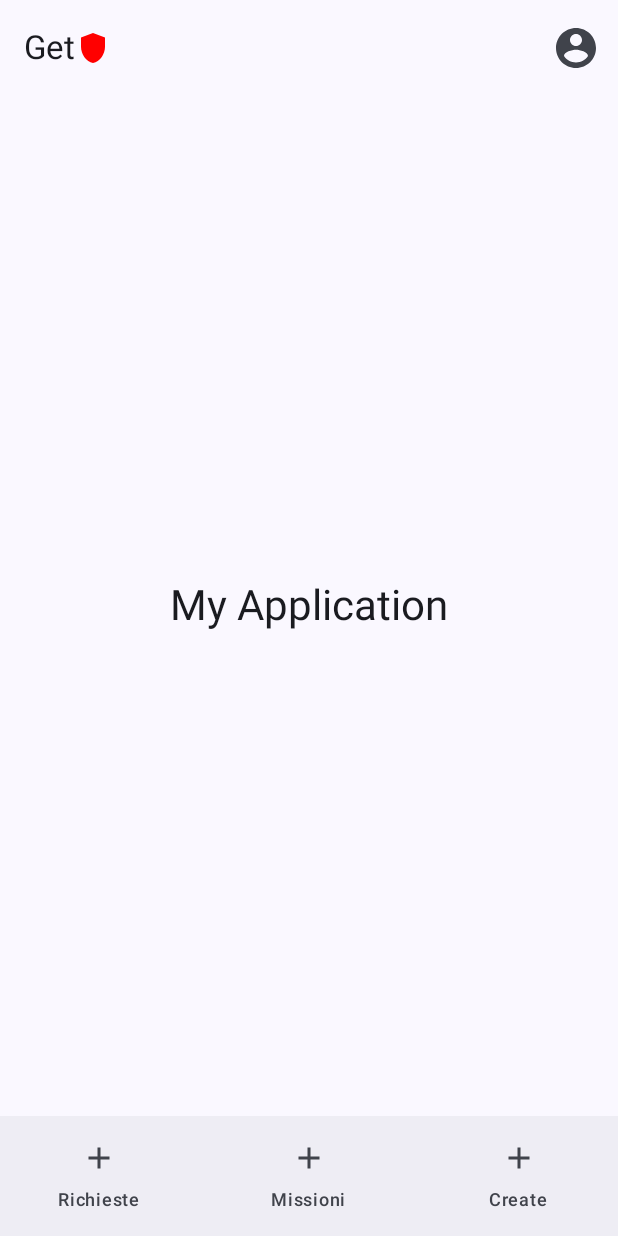
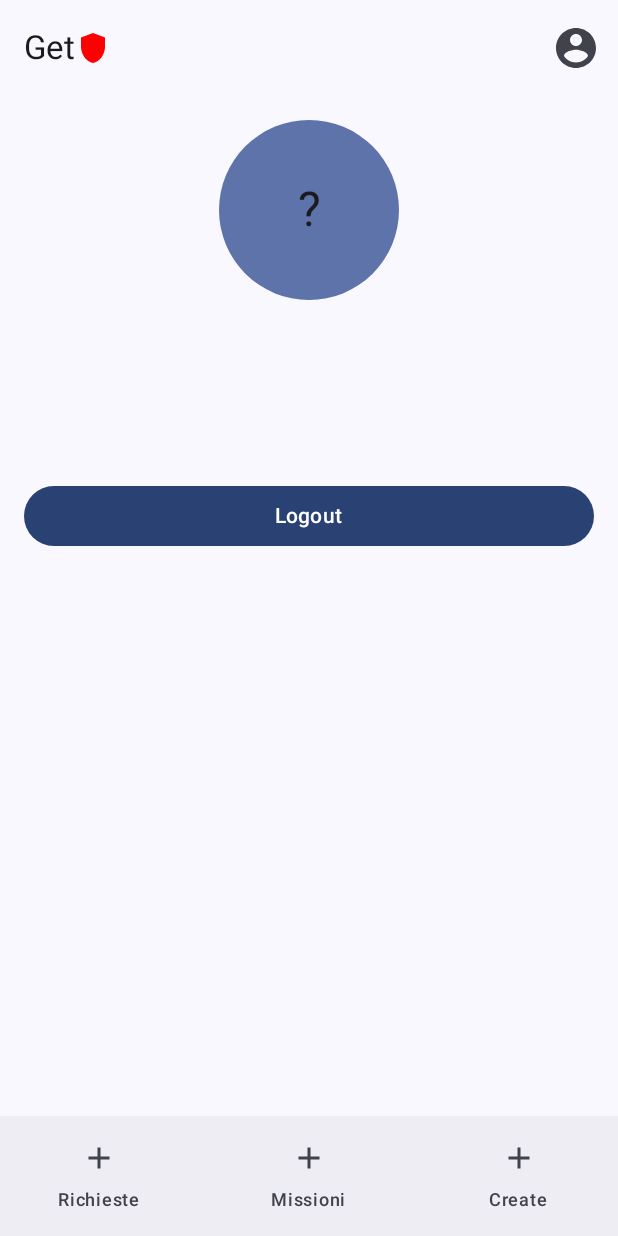
Before and after one commit to MattiaRocchi/GetRescued, an Android app built with Jetpack Compose: the ProfileScreen screen opened through its navigation route, on a phone screen of 412 x 824 dp. Run offline under Robolectric (Android 15) with nearby library versions, the phone set to English and light mode, and no system bars; our stand-ins replace Room's generated code.

Commit message:
CameraX.kt + Profile first implementation

```diff
--- a/app/src/main/java/com/example/myapplication/AppModule.kt
+++ b/app/src/main/java/com/example/myapplication/AppModule.kt
@@ -14,6 +14,7 @@ import com.example.myapplication.data.repositories.UserDaoRepository
 import com.example.myapplication.data.utils.Converters
 import com.example.myapplication.ui.add.AddRequestViewModel
 import com.example.myapplication.ui.login.LoginViewModel
+import com.example.myapplication.ui.profile.ProfileViewModel
 import com.example.myapplication.ui.registration.RegistrationViewModel
 import com.example.myapplication.ui.requests.RequestsViewModel
 
@@ -52,4 +53,6 @@ val appModule = module {
     viewModel { LoginViewModel(get(), get()) }
     viewModel { AddRequestViewModel(get()) } // get() → RequestDaoRepository
     viewModel { RequestsViewModel(get()) }   // get() → RequestDaoRepository
+    viewModel { ProfileViewModel(get(), get(),
+        get()) }
 }
--- a/app/src/main/java/com/example/myapplication/ui/Navigation.kt
+++ b/app/src/main/java/com/example/myapplication/ui/Navigation.kt
@@ -15,6 +15,7 @@ import com.example.myapplication.ui.add.AddRequestViewModel
 import com.example.myapplication.ui.login.LoginScreen
 import com.example.myapplication.ui.login.LoginViewModel
 import com.example.myapplication.ui.profile.ProfileScreen
+import com.example.myapplication.ui.profile.ProfileViewModel
 import com.example.myapplication.ui.registration.RegistrationScreen
 import com.example.myapplication.ui.registration.RegistrationViewModel
 import com.example.myapplication.ui.requests.RequestsScreen
@@ -71,7 +72,8 @@ fun GetRescuedNavGraph(
             AddRequestScreen(navController, AddRequestViewModel(db.requestDao()), userId = args.requestId)
         }
         composable<GetRescuedRoute.Profile> {
-            ProfileScreen(navController)
+            val viewModel: ProfileViewModel = koinViewModel()
+            ProfileScreen(navController, viewModel)
         }
         composable<GetRescuedRoute.Requests> {
             val context = LocalContext.current
--- a/app/src/main/java/com/example/myapplication/ui/profile/ProfileScreen.kt
+++ b/app/src/main/java/com/example/myapplication/ui/profile/ProfileScreen.kt
@@ -1,39 +1,115 @@
 package com.example.myapplication.ui.profile
 
+import androidx.compose.foundation.background
 import androidx.compose.foundation.layout.Arrangement
+import androidx.compose.foundation.layout.Box
 import androidx.compose.foundation.layout.Column
+import androidx.compose.foundation.layout.Spacer
 import androidx.compose.foundation.layout.fillMaxSize
+import androidx.compose.foundation.layout.fillMaxWidth
+import androidx.compose.foundation.layout.height
 import androidx.compose.foundation.layout.padding
+import androidx.compose.foundation.layout.size
+import androidx.compose.foundation.rememberScrollState
+import androidx.compose.foundation.shape.CircleShape
+import androidx.compose.foundation.verticalScroll
+import androidx.compose.material3.Button
 import androidx.compose.material3.MaterialTheme
 import androidx.compose.material3.Scaffold
 import androidx.compose.material3.Text
 import androidx.compose.runtime.Composable
+import androidx.compose.runtime.collectAsState
+import androidx.compose.runtime.getValue
 import androidx.compose.ui.Alignment
 import androidx.compose.ui.Modifier
+import androidx.compose.ui.draw.clip
 import androidx.compose.ui.res.stringResource
 import androidx.compose.ui.text.style.TextAlign
 import androidx.compose.ui.unit.dp
 import androidx.navigation.NavController
+import androidx.navigation.NavHostController
 import com.example.myapplication.R
 import com.example.myapplication.navigation.GetRescuedTopBar
+import com.example.myapplication.ui.GetRescuedRoute
 
 @Composable
-fun ProfileScreen(navController: NavController) {
-    Scaffold(
-    ) { paddingValues ->
-        Column(
+fun ProfileScreen(
+    navController: NavHostController,
+    viewModel: ProfileViewModel,
+
+) {
+
+    val name by viewModel.name.collectAsState()
+    val surname by viewModel.surname.collectAsState()
+    val email by viewModel.email.collectAsState()
+    val titleBadge by viewModel.titleBadge.collectAsState()
+
+    Column(
+        modifier = Modifier
+            .fillMaxSize()
+            .verticalScroll(rememberScrollState())
+            .padding(16.dp),
+        horizontalAlignment = Alignment.CenterHorizontally
+    ) {
+        // 🔹 Foto profilo (placeholder per ora)
+        Box(
             modifier = Modifier
-                .fillMaxSize()
-                .padding(paddingValues)
-                .padding(16.dp),
-            verticalArrangement = Arrangement.Center,
-            horizontalAlignment = Alignment.CenterHorizontally
+                .size(120.dp)
+                .clip(CircleShape)
+                .background(MaterialTheme.colorScheme.primaryContainer),
+            contentAlignment = Alignment.Center
         ) {
             Text(
-                text = stringResource(R.string.app_name),
-                style = MaterialTheme.typography.headlineMedium,
-                textAlign = TextAlign.Center
+                text = name?.firstOrNull()?.toString() ?: "?",
+                style = MaterialTheme.typography.headlineLarge
             )
         }
+
+        Spacer(Modifier.height(16.dp))
+
+        // 🔹 Nome e cognome
+        Text(
+            text = "${name.orEmpty()} ${surname.orEmpty()}",
+            style = MaterialTheme.typography.headlineSmall
+        )
+
+        Spacer(Modifier.height(4.dp))
+
+        // 🔹 Email
+        Text(
+            text = email ?: "",
+            style = MaterialTheme.typography.bodyMedium,
+            color = MaterialTheme.colorScheme.onSurfaceVariant
+        )
+
+        Spacer(Modifier.height(16.dp))
+
+        // 🔹 Badge o titolo attivo
+        if (titleBadge != 0) {
+            Text(
+                text = "Titolo attivo: #$titleBadge",
+                style = MaterialTheme.typography.bodyLarge,
+                color = MaterialTheme.colorScheme.primary
+            )
+        }
+
+        Spacer(Modifier.height(32.dp))
+
+        // 🔹 Pulsante logout
+        // 🔹 Bottone Logout
+        Button(
+            onClick = {
+                viewModel.logout {
+                    // Navigazione sicura: svuota lo stack
+                    navController.navigate(GetRescuedRoute.Login) {
+                        popUpTo(0) { inclusive = true }
+                    }
+                }
+            },
+            modifier = Modifier.fillMaxWidth()
+        ) {
+            Text("Logout")
+        }
+
     }
 }
--- /dev/null
+++ b/app/src/main/java/com/example/myapplication/ui/profile/ProfileViewModel.kt
@@ -0,0 +1,40 @@
+package com.example.myapplication.ui.profile
+
+import androidx.lifecycle.ViewModel
+import androidx.lifecycle.viewModelScope
+import com.example.myapplication.data.repositories.SettingsRepository
+import com.example.myapplication.data.repositories.TitleBadgeRepository
+import com.example.myapplication.data.repositories.UserDaoRepository
+import kotlinx.coroutines.flow.SharingStarted
+import kotlinx.coroutines.flow.stateIn
+import kotlinx.coroutines.launch
+
+class ProfileViewModel(
+
+    private val titleBadgeRepository: TitleBadgeRepository,
+    private val userDaoRepository: UserDaoRepository,
+    private val settingsRepository: SettingsRepository
+) : ViewModel() {
+
+    val userId = settingsRepository.userIdFlow
+        .stateIn(viewModelScope, SharingStarted.WhileSubscribed(5000), -1)
+
+    val email = settingsRepository.emailFlow
+        .stateIn(viewModelScope, SharingStarted.WhileSubscribed(5000), null)
+
+    val name = settingsRepository.nameFlow
+        .stateIn(viewModelScope, SharingStarted.WhileSubscribed(5000), null)
+
+    val surname = settingsRepository.surnameFlow
+        .stateIn(viewModelScope, SharingStarted.WhileSubscribed(5000), null)
+
+    val titleBadge = settingsRepository.activeTitleBadge
+        .stateIn(viewModelScope, SharingStarted.WhileSubscribed(5000), 0)
+
+    fun logout(onSuccess: () -> Unit) {
+        viewModelScope.launch {
+            settingsRepository.logout()
+            onSuccess()
+        }
+    }
+}
```
Also changed, not shown: app/build.gradle.kts (+7 -0 lines), app/src/main/java/com/example/myapplication/ui/composables/CameraX.kt (added, +116 -0 lines), gradle/libs.versions.toml (+10 -0 lines).
